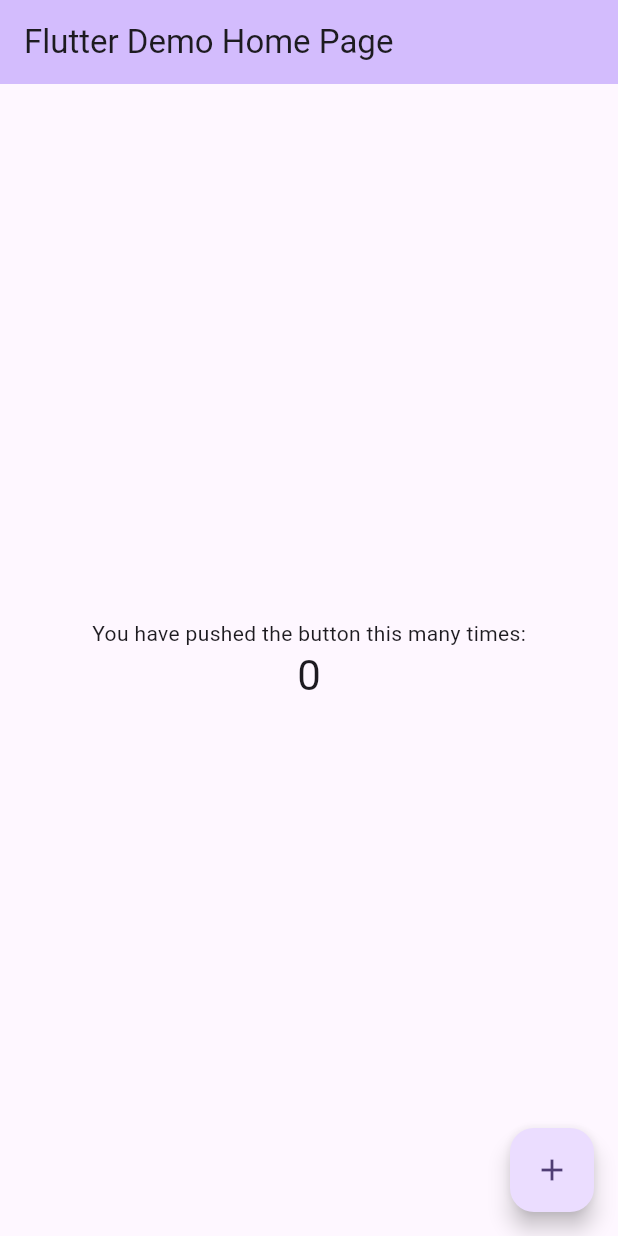
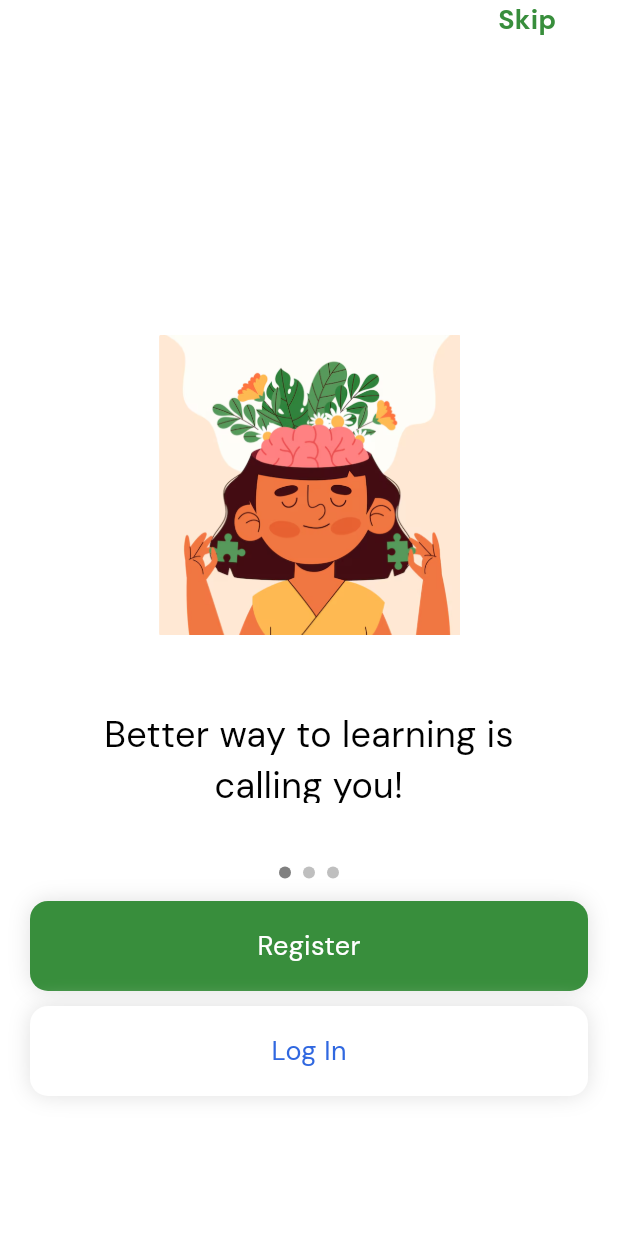
Before and after one commit to rahul2210045/Vihaan_bug_bashers, a Flutter app: the screen it shows after launch, on a phone screen of 412 x 824 dp. Run offline on Flutter 3.47's test engine with Material 3 defaults, Android fonts, the phone set to English and light mode, and no system bars; drawn by our look-alikes of intro_slider; our stand-ins replace google_fonts, hexcolor, shared_preferences.

Commit message:
splash screen is added

```diff
--- /dev/null
+++ b/lib/components/coustom_button.dart
@@ -0,0 +1,44 @@
+import 'package:flutter/material.dart';
+import 'package:google_fonts/google_fonts.dart';
+// import 'package:uig/constants/constants.dart';
+
+class CustomButton extends StatelessWidget {
+  void Function()? function;
+  Color color;
+  Color textColor;
+  String text;
+  CustomButton(
+      {super.key,
+      required this.text,
+      required this.color,
+      required this.textColor,
+      required this.function});
+
+  @override
+  Widget build(BuildContext context) {
+    return InkWell(
+      borderRadius: BorderRadius.circular(12),
+      radius: 2,
+      onTap: function,
+      child: Container(
+        height: 60,
+        width: double.infinity,
+        margin: const EdgeInsets.symmetric( vertical: 5),
+        decoration: BoxDecoration(
+          boxShadow: [BoxShadow(color: Colors.grey.shade300, blurRadius: 12)],
+          borderRadius: BorderRadius.circular(12),
+          color: color,
+        ),
+        child: Center(
+          child: Text(
+            text,
+            style: GoogleFonts.dmSans(
+              color: textColor,
+              fontSize: 18,
+            ),
+          ),
+        ),
+      ),
+    );
+  }
+}
--- /dev/null
+++ b/lib/components/splash_slider.dart
@@ -0,0 +1,87 @@
+import 'package:flutter/material.dart';
+import 'package:google_fonts/google_fonts.dart';
+import 'package:intro_slider/intro_slider.dart';
+import 'package:vihaan_hack/constants/constant.dart';
+// import 'package:vihaan_hack/constants//constants.dart';
+
+class IntroScreenDefaultState extends StatefulWidget {
+  const IntroScreenDefaultState({super.key});
+
+  @override
+  State<IntroScreenDefaultState> createState() =>
+      _IntroScreenDefaultStateState();
+}
+
+class _IntroScreenDefaultStateState extends State<IntroScreenDefaultState> {
+  List<ContentConfig> listContentConfig = [];
+
+  @override
+  void initState() {
+    super.initState();
+
+    listContentConfig.add(
+      ContentConfig(
+        description: "Hello whaterver",
+        widgetDescription: SizedBox(
+          width: double.infinity,
+          child: Center(
+            child: Text(
+              "Better way to learning is calling you!",
+              style: headingH2,
+              textAlign: TextAlign.center,
+            ),
+          ),
+        ),
+        pathImage: "assets/Screenshot 2024-04-12 125903.png",
+      ),
+    );
+    listContentConfig.add(
+      ContentConfig(
+        widgetDescription: SizedBox(
+          width: double.infinity,
+          child: Center(
+            child: Text(
+              "Find yourself  by doing whatever you do !",
+              style: headingH2,
+              textAlign: TextAlign.center,
+            ),
+          ),
+        ),
+        pathImage: "assets/Screenshot 2024-04-12 130011.png",
+      ),
+    );
+    listContentConfig.add(
+      ContentConfig(
+        heightImage: 200,
+        widgetDescription: SizedBox(
+          width: double.infinity,
+          child: Center(
+            child: Text(
+              "Its not just learning, Its a promise!",
+              style: headingH2,
+              textAlign: TextAlign.center,
+            ),
+          ),
+        ),
+        pathImage: "assets/Screenshot 2024-04-12 130059.png",
+      ),
+    );
+  }
+
+  void onDonePress() {}
+
+  @override
+  Widget build(BuildContext context) {
+    return IntroSlider(
+      // isScrollable: false,
+      curveScroll: Curves.easeInOut,
+      isShowDoneBtn: false,
+      isShowNextBtn: false,
+      isShowSkipBtn: false,
+      isShowPrevBtn: false,
+      key: UniqueKey(),
+      listContentConfig: listContentConfig,
+      onDonePress: onDonePress,
+    );
+  }
+}
--- a/lib/main.dart
+++ b/lib/main.dart
@@ -1,125 +1,84 @@
+import 'dart:io';
 import 'package:flutter/material.dart';
+import 'package:shared_preferences/shared_preferences.dart';
+import 'package:vihaan_hack/screens/splashScreen.dart';
 
-void main() {
+Future<void> main() async {
+  WidgetsFlutterBinding.ensureInitialized();
+
+  await PreferencesManager.init(); //
+  HttpClient httpClient = new HttpClient()
+    ..badCertificateCallback =
+        ((X509Certificate cert, String host, int port) => true);
   runApp(const MyApp());
 }
 
 class MyApp extends StatelessWidget {
   const MyApp({super.key});
 
-  // This widget is the root of your application.
   @override
   Widget build(BuildContext context) {
     return MaterialApp(
-      title: 'Flutter Demo',
-      theme: ThemeData(
-        // This is the theme of your application.
-        //
-        // TRY THIS: Try running your application with "flutter run". You'll see
-        // the application has a purple toolbar. Then, without quitting the app,
-        // try changing the seedColor in the colorScheme below to Colors.green
-        // and then invoke "hot reload" (save your changes or press the "hot
-        // reload" button in a Flutter-supported IDE, or press "r" if you used
-        // the command line to start the app).
-        //
-        // Notice that the counter didn't reset back to zero; the application
-        // state is not lost during the reload. To reset the state, use hot
-        // restart instead.
-        //
-        // This works for code too, not just values: Most code changes can be
-        // tested with just a hot reload.
-        colorScheme: ColorScheme.fromSeed(seedColor: Colors.deepPurple),
-        useMaterial3: true,
-      ),
-      home: const MyHomePage(title: 'Flutter Demo Home Page'),
+      debugShowCheckedModeBanner: false,
+      initialRoute: 'splashscreen',
+      // initialRoute: 'subject_wise_attendance',
+      routes: {
+        'splashscreen': (context) => SplashScreen(),
+        // 'homepage': (context) => const Homepage(),
+        // 'login': (context) => Login(),
+
+
+      },
     );
   }
 }
 
-class MyHomePage extends StatefulWidget {
-  const MyHomePage({super.key, required this.title});
+class PreferencesManager {
+  static late PreferencesManager _instance;
+  late SharedPreferences _prefs;
 
-  // This widget is the home page of your application. It is stateful, meaning
-  // that it has a State object (defined below) that contains fields that affect
-  // how it looks.
+  // private constructor
+  PreferencesManager._();
 
-  // This class is the configuration for the state. It holds the values (in this
-  // case the title) provided by the parent (in this case the App widget) and
-  // used by the build method of the State. Fields in a Widget subclass are
-  // always marked "final".
-
-  final String title;
-
-  @override
-  State<MyHomePage> createState() => _MyHomePageState();
-}
-
-class _MyHomePageState extends State<MyHomePage> {
-  int _counter = 0;
-
-  void _incrementCounter() {
-    setState(() {
-      // This call to setState tells the Flutter framework that something has
-      // changed in this State, which causes it to rerun the build method below
-      // so that the display can reflect the updated values. If we changed
-      // _counter without calling setState(), then the build method would not be
-      // called again, and so nothing would appear to happen.
-      _counter++;
-    });
+  // factory method to access the singleton instance
+  factory PreferencesManager() {
+    return _instance;
   }
 
-  @override
-  Widget build(BuildContext context) {
-    // This method is rerun every time setState is called, for instance as done
-    // by the _incrementCounter method above.
-    //
-    // The Flutter framework has been optimized to make rerunning build methods
-    // fast, so that you can just rebuild anything that needs updating rather
-    // than having to individually change instances of widgets.
-    return Scaffold(
-      appBar: AppBar(
-        // TRY THIS: Try changing the color here to a specific color (to
-        // Colors.amber, perhaps?) and trigger a hot reload to see the AppBar
-        // change color while the other colors stay the same.
-        backgroundColor: Theme.of(context).colorScheme.inversePrimary,
-        // Here we take the value from the MyHomePage object that was created by
-        // the App.build method, and use it to set our appbar title.
-        title: Text(widget.title),
-      ),
-      body: Center(
-        // Center is a layout widget. It takes a single child and positions it
-        // in the middle of the parent.
-        child: Column(
-          // Column is also a layout widget. It takes a list of children and
-          // arranges them vertically. By default, it sizes itself to fit its
-          // children horizontally, and tries to be as tall as its parent.
-          //
-          // Column has various properties to control how it sizes itself and
-          // how it positions its children. Here we use mainAxisAlignment to
-          // center the children vertically; the main axis here is the vertical
-          // axis because Columns are vertical (the cross axis would be
-          // horizontal).
-          //
-          // TRY THIS: Invoke "debug painting" (choose the "Toggle Debug Paint"
-          // action in the IDE, or press "p" in the console), to see the
-          // wireframe for each widget.
-          mainAxisAlignment: MainAxisAlignment.center,
-          children: <Widget>[
-            const Text(
-              'You have pushed the button this many times:',
-            ),
-            Text(
-              '$_counter',
-              style: Theme.of(context).textTheme.headlineMedium,
-            ),
-          ],
-        ),
-      ),
-      floatingActionButton: FloatingActionButton(
-        onPressed: _incrementCounter,
-        tooltip: 'Increment',
-        child: const Icon(Icons.add),
-      ), // This trailing comma makes auto-formatting nicer for build methods.
-    );
+  // initialize the singleton instance
+  static Future<void> init() async {
+    _instance = PreferencesManager._();
+    _instance._prefs = await SharedPreferences.getInstance();
   }
+
+  // add methods for storing and retrieving data
+  String get email => _prefs.getString('email') ?? '';
+  set email(String value) => _prefs.setString('email', value);
+
+  String get name => _prefs.getString('name') ?? '';
+  set name(String value) => _prefs.setString('name', value);
+  String get token => _prefs.getString('token') ?? '';
+  set token(String value) => _prefs.setString('token', value);
+  String get ack => _prefs.getString('ack') ?? '';
+  set ack(String value) => _prefs.setString('ack', value);
+  String get studentPhoto => _prefs.getString('studentPhoto') ?? '';
+  set studentPhoto(String value) => _prefs.setString('studentPhoto', value);
+  String get studentNumber => _prefs.getString('studentNumber') ?? '';
+  set studentNumber(String value) => _prefs.setString('studentNumber', value);
+  String get universityRollNumber =>
+      _prefs.getString('universityRollNumber') ?? '';
+  set universityRollNumber(String value) =>
+      _prefs.setString('universityRollNumber', value);
+  String get dob => _prefs.getString('dob') ?? '';
+  set dob(String value) => _prefs.setString('dob', value);
+  int get totalclasses => _prefs.getInt('totalclasses') ?? 0;
+  set totalclasses(int value) => _prefs.setInt('totalclasses', value);
+
+  int get presentclasses => _prefs.getInt('presentclasses') ?? 0;
+  set presentclasses(int value) => _prefs.setInt('presentclasses', value);
+
+  int get sem => _prefs.getInt('sem') ?? 0;
+  set sem(int value) => _prefs.setInt('sem', value);
+
+  // add more methods as needed
 }
--- /dev/null
+++ b/lib/screens/splashScreen.dart
@@ -0,0 +1,95 @@
+import 'package:flutter/material.dart';
+import 'package:google_fonts/google_fonts.dart';
+import 'package:vihaan_hack/components/coustom_button.dart';
+import 'package:vihaan_hack/components/splash_slider.dart';
+import 'package:vihaan_hack/constants/constant.dart';
+// import 'package:uig/components/custom_button.dart';
+// import 'package:uig/components/splash_slider.dart';
+// import 'package:uig/constants/constants.dart';
+
+class SplashScreen extends StatelessWidget {
+  const SplashScreen({super.key});
+
+  @override
+  Widget build(BuildContext context) {
+    return Scaffold(
+      backgroundColor: Colors.white,
+      // appBar: AppBar(
+      //   actions: [
+      //     TextButton(
+      //       onPressed: () {},
+      //       child:
+      //     )
+      //   ],
+      // ),
+      body: SafeArea(
+        child: SingleChildScrollView(
+          child: Padding(
+            padding: const EdgeInsets.symmetric(horizontal: 20),
+            child: Column(
+              children: [
+                Row(
+                  mainAxisAlignment: MainAxisAlignment.end,
+                  children: [
+                    const SizedBox(
+                      height: 50,
+                    ),
+                    GestureDetector(
+                      onTap: () {
+                        // Navigator.push(
+                        //     context,
+                        //     MaterialPageRoute(
+                        //       builder: (context) => const LoginScreen(),
+                        //     ));
+                      },
+                      child: SizedBox(
+                        height: 60,
+                        width: 60,
+                        child: Text(
+                          "Skip",
+                          style: GoogleFonts.dmSans(
+                              color: Colors.green.shade700,
+                              fontSize: 18,
+                              fontWeight: FontWeight.bold),
+                        ),
+                      ),
+                    ),
+                  ],
+                ),
+                Container(
+                  width: MediaQuery.of(context).size.width * 0.90,
+                  height: MediaQuery.of(context).size.height * 0.65,
+                  child: IntroScreenDefaultState(),
+                ),
+                CustomButton(
+                  text: "Register",
+                  color: Colors.green.shade700,
+                  textColor: Colors.white,
+                  function: () {
+                    // Navigator.push(
+                    //     context,
+                    //     MaterialPageRoute(
+                    //       builder: (context) => const CreateAccountScreen(),
+                    //     ));
+                  },
+                ),
+                CustomButton(
+                  text: "Log In",
+                  color: Colors.white,
+                  textColor: primaryColor,
+                  function: () {
+                    // Navigator.push(
+                    //     context,
+                    //     MaterialPageRoute(
+                    //       builder: (context) => const LoginScreen(),
+                    //     ));
+                  },
+                ),
+              ],
+            ),
+          ),
+        ),
+      ),
+    );
+  }
+}
```
Also changed, not shown: lib/constants/constant.dart (added, +40 -0 lines), pubspec.yaml (+6 -2 lines), assets/Screenshot 2024-04-12 125903.png (added), assets/Screenshot 2024-04-12 130011.png (added), assets/Screenshot 2024-04-12 130059.png (added), lib/screens/authentication/login.dart (added), lib/screens/authentication/signiUp.dart (added), pubspec.lock, 1 other file.
